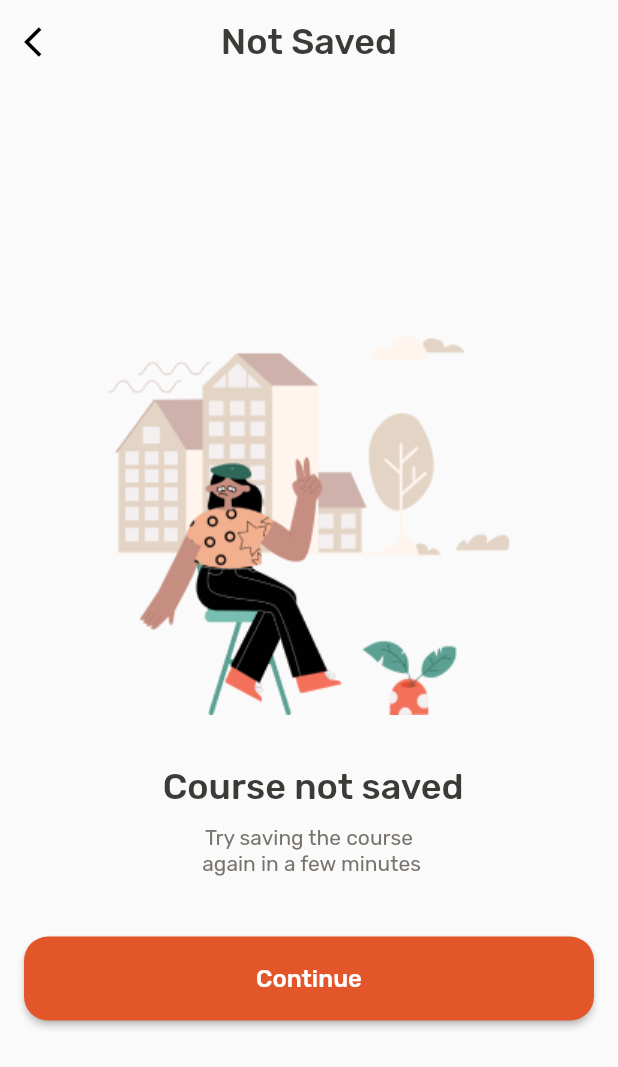
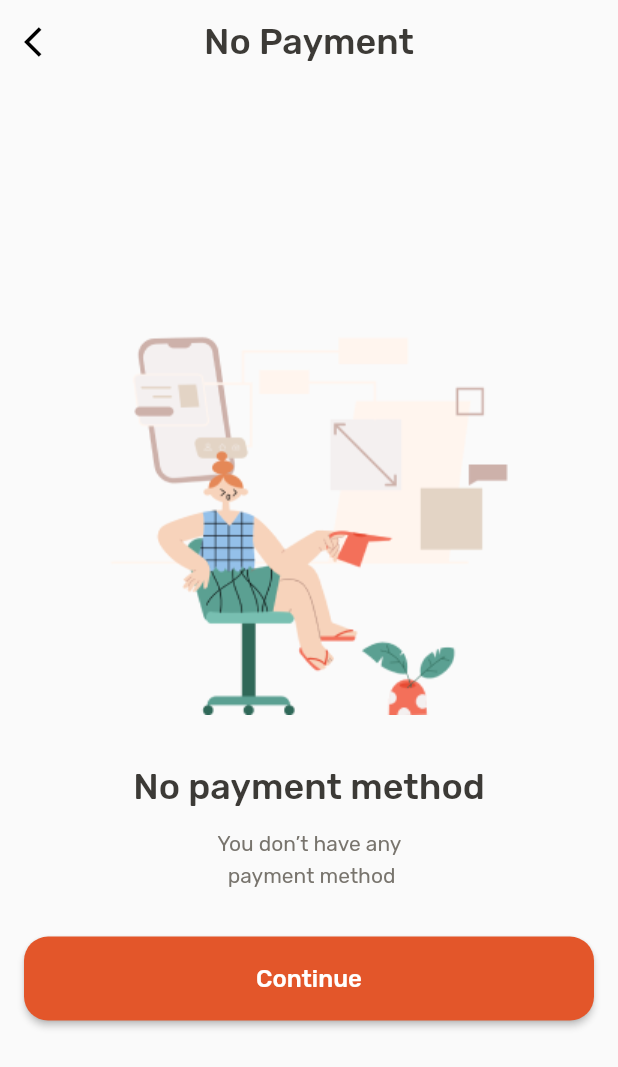
Before and after one commit to nyanibaquartey/codefactory_app, a Flutter app: the screen it shows after launch, on a phone screen of 412 x 824 dp. Shown: the top 1067 px of the screen. Run offline on Flutter 3.47's test engine with Material 2 defaults, Android fonts, the light colour scheme and no system bars; our stand-ins replace google_fonts.

Commit message:
Added No Payment screen

```diff
--- a/lib/main.dart
+++ b/lib/main.dart
@@ -1,6 +1,7 @@
 import 'package:codefactory_app/course_lesson.dart';
 import 'package:codefactory_app/course_not_saved.dart';
 import 'package:codefactory_app/course_tests.dart';
+import 'package:codefactory_app/no_payment.dart';
 import 'package:codefactory_app/product_detail.dart';
 import 'package:codefactory_app/results.dart';
 import 'package:codefactory_app/results2.dart';
@@ -24,7 +25,7 @@
     return MaterialApp(
       title: 'Code Factory',
 theme: ThemeData.light(),
-      home: const CourseNotSaved(),
+      home: const NoPayment(),
     );
   }
 }
--- /dev/null
+++ b/lib/no_payment.dart
@@ -0,0 +1,110 @@
+import 'package:flutter/material.dart';
+import 'package:google_fonts/google_fonts.dart';
+
+class NoPayment extends StatelessWidget {
+  const NoPayment({Key? key}) : super(key: key);
+
+  @override
+  Widget build(BuildContext context) {
+    return Scaffold(
+      appBar: AppBar(
+        backgroundColor: Theme.of(context).scaffoldBackgroundColor,
+        elevation: 0.0,
+        centerTitle: true,
+        leading: const Icon(
+          Icons.arrow_back_ios,
+          color: Colors.black,
+        ),
+        title: Text(
+          "No Payment",
+          style: GoogleFonts.rubik(
+            textStyle: Theme.of(context).textTheme.headline4,
+            fontWeight: FontWeight.w500,
+            fontSize: 24.0,
+            color: const Color(0xFF3C3A36),
+          ),
+        ),
+      ),
+      body: Padding(
+        padding: const EdgeInsets.all(16.0),
+        child: SafeArea(
+            child: SingleChildScrollView(
+              child: Padding(
+                padding: const EdgeInsets.only(top: 150),
+                child: Column(
+                  mainAxisAlignment: MainAxisAlignment.spaceAround,
+                  crossAxisAlignment: CrossAxisAlignment.stretch,
+                  children: [
+                    //image content
+                    Image.asset("assets/images/no_payment.png"),
+
+                    const SizedBox(
+                      height: 32,
+                    ),
+
+                    //title body text content
+                    SizedBox(
+                      height: 32,
+                      child: Text(
+                        "No payment method",
+                        textAlign: TextAlign.center,
+                        style: GoogleFonts.rubik(
+                          textStyle: Theme.of(context).textTheme.headline4,
+                          fontWeight: FontWeight.w500,
+                          fontSize: 24.0,
+                          color: const Color(0xFF3C3A36),
+                        ),
+                      ),
+                    ),
+                    const SizedBox(
+                      height: 8,
+                    ),
+
+                    //subtitle body text content
+                    SizedBox(
+                      height: 42,
+                      child: Text(
+                        "You don’t have any \n payment method",
+                        textAlign: TextAlign.center,
+                        style: GoogleFonts.rubik(
+                          textStyle: Theme.of(context).textTheme.bodyMedium,
+                          fontWeight: FontWeight.w400,
+                          fontSize: 14.0,
+                          color: const Color(0xFF78746D),
+                          height: 1.5
+                        ),
+                      ),
+                    ),
+                    const SizedBox(
+                      height: 32,
+                    ),
+
+                    //continue button
+                    SizedBox(
+                      width: 311,
+                      height: 56,
+                      child: ElevatedButton(
+                        onPressed: () {},
+                        style: ElevatedButton.styleFrom(
+                            backgroundColor: const Color(0xffe3562a),
+                            shape: RoundedRectangleBorder(
+                                borderRadius: BorderRadius.circular(16))),
+                        child: Text(
+                          "Continue",
+                          textAlign: TextAlign.center,
+                          style: GoogleFonts.rubik(
+                              textStyle: Theme.of(context).textTheme.labelMedium,
+                              fontWeight: FontWeight.w500,
+                              fontSize: 16.0,
+                              color: Colors.white),
+                        ),
+                      ),
+                    ),
+                  ],
+                ),
+              ),
+            )),
+      ),
+    );
+  }
+}
```
Also changed, not shown: assets/images/no_payment.png (added).
